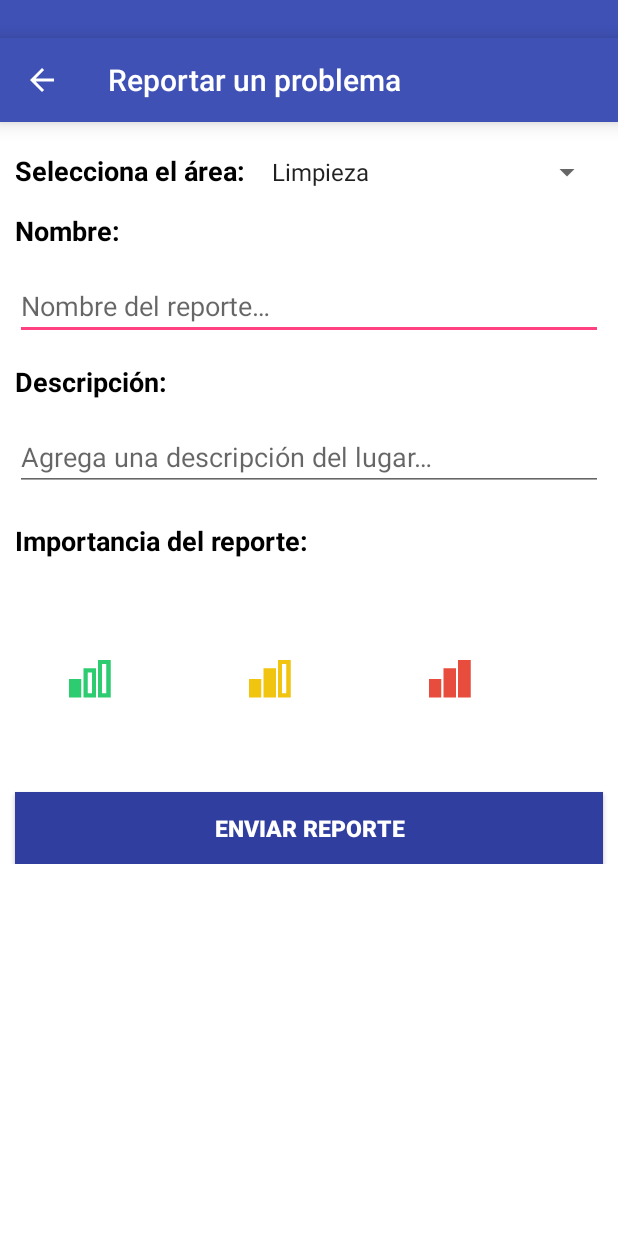
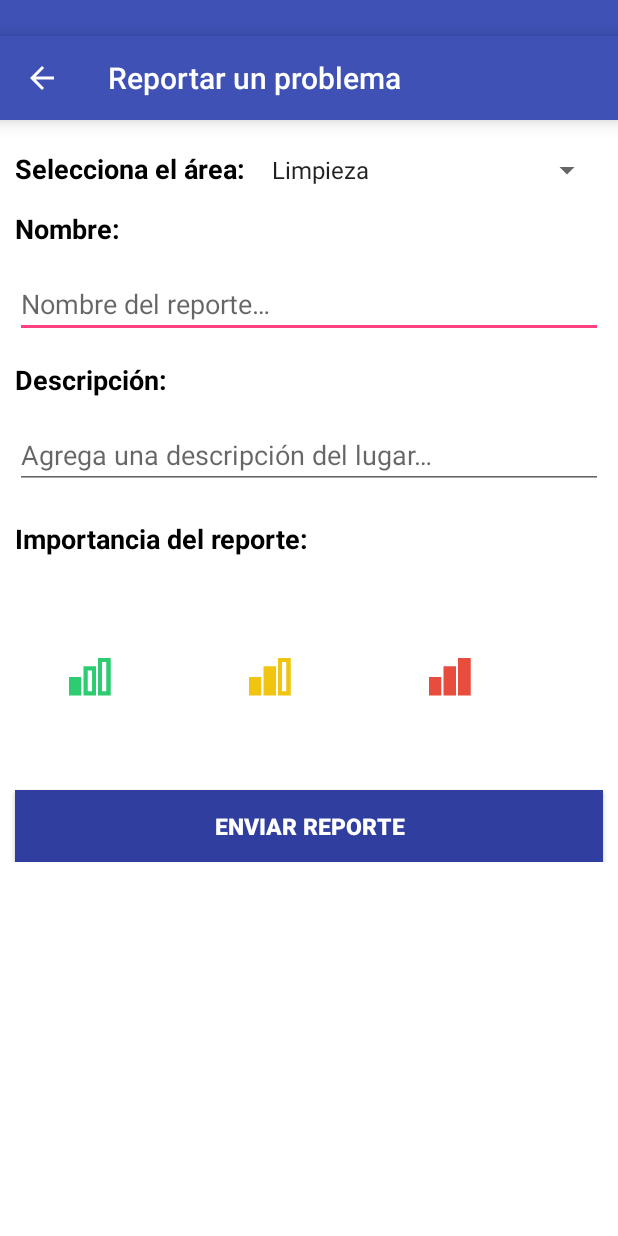
Before and after one commit to hgededwin/Appvisame, an Android app: the RegistroActivity screen opened directly, with no data from a screen before it, on a phone screen of 412 x 824 dp. Run offline under Robolectric (Android 15) with nearby library versions, the light colour scheme and no system bars.

Commit message:
cambio de pixelajes

```diff
--- a/app/src/main/res/layout/activity_detalle_acercade.xml
+++ b/app/src/main/res/layout/activity_detalle_acercade.xml
@@ -6,6 +6,7 @@
 
     <RelativeLayout
         android:layout_width="match_parent"
+        android:elevation="8dp"
         android:layout_height="wrap_content">
 
         <include
@@ -19,6 +20,7 @@
             android:layout_width="match_parent"
             android:layout_height="200dp"
             android:scaleType="centerCrop"
+            android:elevation="8dp"
             android:src="@drawable/material_wallpaper"/>
 
         </RelativeLayout>
--- a/app/src/main/res/layout/activity_login.xml
+++ b/app/src/main/res/layout/activity_login.xml
@@ -9,7 +9,7 @@
         android:layout_width="match_parent"
         android:layout_height="180dp"
         android:background="@drawable/wallpaper"
-        android:layout_marginBottom="30dp"
+        android:layout_marginBottom="29dp"
         android:elevation="5dp"
         android:layout_gravity="right"
         android:id="@+id/relativeLayout2">
--- a/app/src/main/res/layout/activity_main.xml
+++ b/app/src/main/res/layout/activity_main.xml
@@ -18,7 +18,7 @@
             <include
                 layout="@layout/toolbar"
                 android:layout_width="match_parent"
-                android:layout_marginTop="25dp"
+                android:layout_marginTop="24dp"
                 android:layout_height="wrap_content" />
             </LinearLayout>
 
--- a/app/src/main/res/layout/activity_registro.xml
+++ b/app/src/main/res/layout/activity_registro.xml
@@ -13,7 +13,7 @@
         <include
             layout="@layout/toolbar"
             android:layout_width="match_parent"
-            android:layout_marginTop="25dp"
+            android:layout_marginTop="24dp"
             android:layout_height="wrap_content" />
     </LinearLayout>
 
```
Also changed, not shown: 2 other files.
